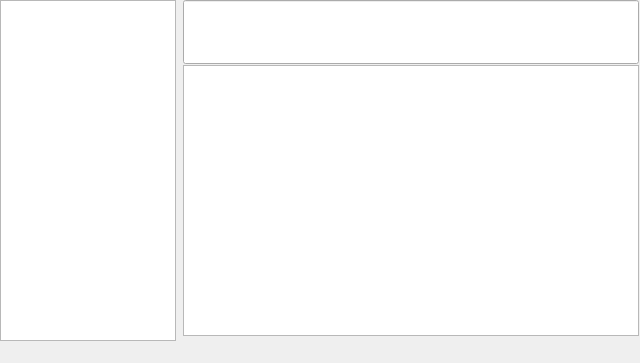
Old version of the form ui/mainwin.ui in the repository berndhs/notably.
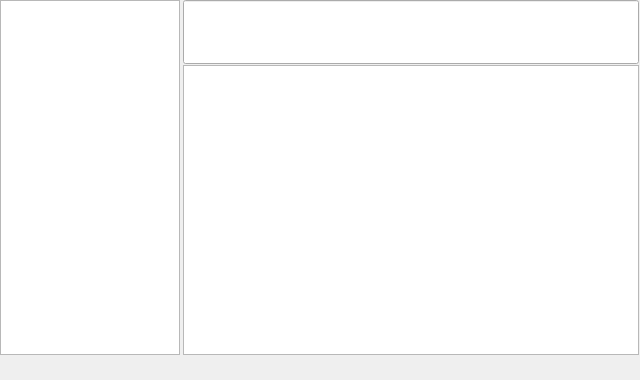
New version of the form. Icons and pictures are not drawn. Custom widgets are drawn as their Qt base class.

Patch:
```diff
--- a/ui/mainwin.ui
+++ b/ui/mainwin.ui
@@ -7,7 +7,7 @@
     <x>0</x>
     <y>0</y>
     <width>640</width>
-    <height>363</height>
+    <height>380</height>
    </rect>
   </property>
   <property name="windowTitle">
@@ -24,7 +24,7 @@
       <x>183</x>
       <y>65</y>
       <width>456</width>
-      <height>271</height>
+      <height>290</height>
      </rect>
     </property>
     <property name="textInteractionFlags">
@@ -36,8 +36,8 @@
      <rect>
       <x>0</x>
       <y>0</y>
-      <width>176</width>
-      <height>341</height>
+      <width>180</width>
+      <height>355</height>
      </rect>
     </property>
     <property name="dragDropMode">
```
Left out of the diff: 6 changed lines with no effect on the pictures.
